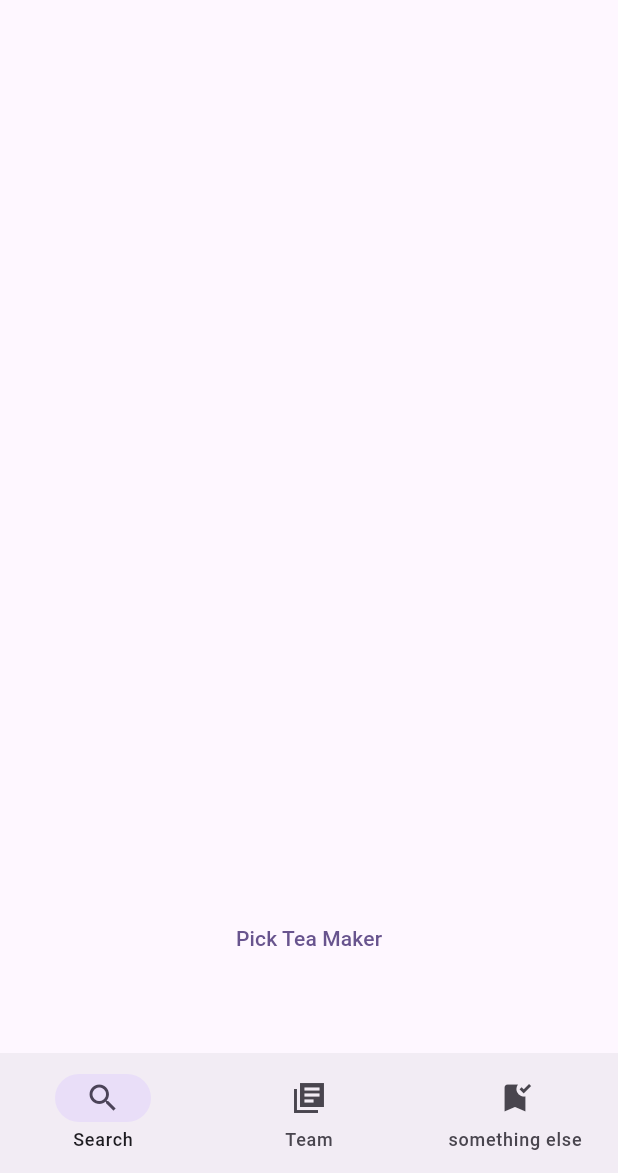
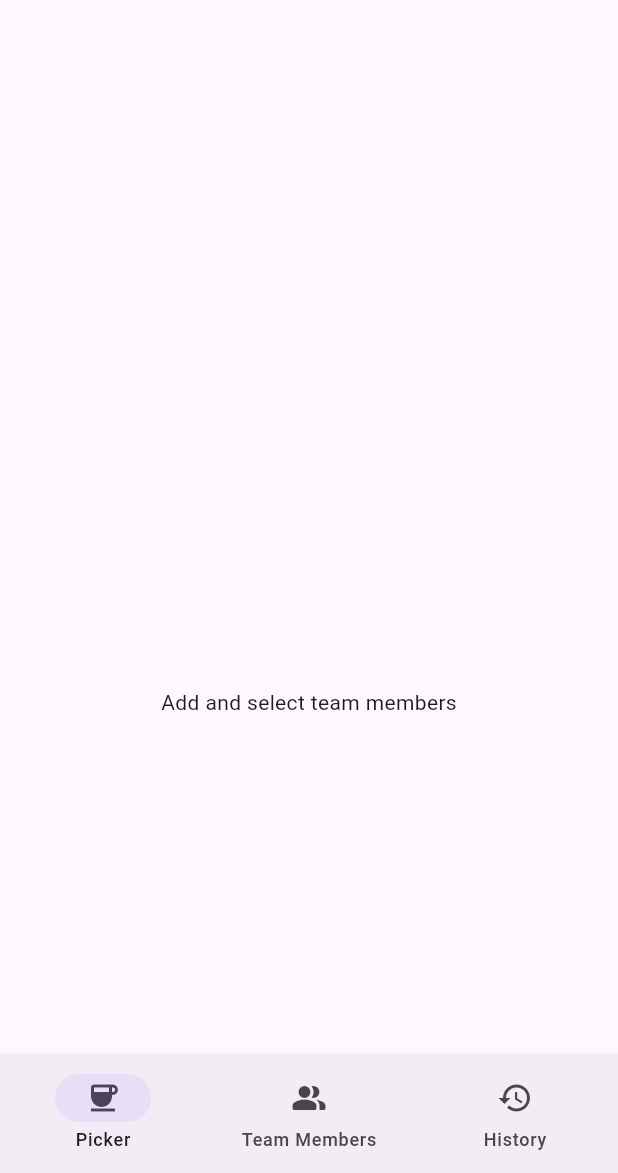
Before and after one commit to OwenL98/Nisien-Tea-Round-Picker-App, a Flutter app: the screen it shows after launch, on a phone screen of 412 x 824 dp, the part 63-1236 px from its top. Run offline on Flutter 3.47's test engine with Material 3 defaults, Android fonts, the phone set to English and light mode, and no system bars.

Commit message:
improve home page

```diff
--- a/lib/main.dart
+++ b/lib/main.dart
@@ -1,11 +1,11 @@
 import 'dart:io';
 import 'package:flutter/material.dart';
-import 'package:nisien_tea_round_picker_app/external/tea_picker/tea_round_picker.dart';
+import 'package:nisien_tea_round_picker_app/common/http_override.dart';
 import 'package:nisien_tea_round_picker_app/routing/navigation_bar.dart';
 
 void main() {
   //Enables localhost to be hit via http from emulator
-  HttpOverrides.global = MyHttpOverrides();
+  HttpOverrides.global = HttpOverride();
 
   runApp(const MyApp());
 }
--- a/lib/pages/home_page.dart
+++ b/lib/pages/home_page.dart
@@ -2,6 +2,7 @@ import 'package:flutter/material.dart';
 import 'package:nisien_tea_round_picker_app/data/participant_storage.dart';
 import 'package:nisien_tea_round_picker_app/domain/participant.dart';
 import 'package:nisien_tea_round_picker_app/external/tea_picker/tea_round_picker.dart';
+import 'package:nisien_tea_round_picker_app/pages/participant_details_page.dart';
 
 class HomePage extends StatelessWidget {
   const HomePage({super.key});
@@ -17,7 +18,6 @@ class HomePage extends StatelessWidget {
 
 class HomePageBody extends StatefulWidget {
   const HomePageBody({super.key, required this.participantListStorage});
-
   final ParticipantListStorage participantListStorage;
 
   @override
@@ -26,15 +26,14 @@ class HomePageBody extends StatefulWidget {
 
 class _HomePageBodyState extends State<HomePageBody> {
   List<Participant> participantList = [];
-
-  var nameList = <String>[];
-  var selectedName = '';
+  var selectedParticipantsList = <String>[];
+  var randomlySelectedParticipant = '';
 
   void selectRandomParticipant() async {
-    var name = await participantSelector(nameList);
+    var name = await participantSelector(selectedParticipantsList);
 
     setState(() {
-      selectedName = name;
+      randomlySelectedParticipant = name;
     });
   }
 
@@ -72,7 +71,7 @@ class _HomePageBodyState extends State<HomePageBody> {
         crossAxisAlignment: CrossAxisAlignment.center,
         children: [
           Expanded(
-            flex: 5,
+            flex: 1,
             child: Visibility(
               visible: participantList.isNotEmpty,
               child: ListView.builder(
@@ -85,31 +84,55 @@ class _HomePageBodyState extends State<HomePageBody> {
                   return ListTile(
                     title: Text(participant.name),
                     onTap: () {
-                      nameList.add(participant.name);
+                      if (selectedParticipantsList.contains(participant.name)) {
+                        selectedParticipantsList.remove(participant.name);
+                      } else {
+                        selectedParticipantsList.add(participant.name);
+                      }
                       setState(() {});
                     },
+                    onLongPress:
+                        () => Navigator.push(
+                          context,
+                          MaterialPageRoute(
+                            builder:
+                                (context) => ParticipantDetailsPage(
+                                  participant: participant,
+                                ),
+                          ),
+                        ),
                   );
                 },
               ),
             ),
           ),
           Expanded(
-            child: TextButton(
-              onPressed: () {
-                setState(() {
-                  selectedName = '';
-                });
-                selectRandomParticipant();
-              },
-              child: Text('Pick Tea Maker'),
+            flex: 1,
+            child: Visibility(
+              visible: selectedParticipantsList.isNotEmpty,
+              child: SingleChildScrollView(
+                child: Text('Selected: ${selectedParticipantsList.join(', ')}'),
+              ),
             ),
           ),
-
-          Text(selectedName),
+          Expanded(
+            flex: 1,
+            child:
+                selectedParticipantsList.length > 1
+                    ? TextButton(
+                      onPressed: () {
+                        setState(() {
+                          randomlySelectedParticipant = '';
+                        });
+                        selectRandomParticipant();
+                      },
+                      child: Text('Pick Tea Maker'),
+                    )
+                    : Text('Add and select team members'),
+          ),
+          Text(randomlySelectedParticipant),
         ],
       ),
     );
   }
-}//TODO: enter one name at a time (validation)
-//TODO: display list of names
-//TODO: remove name from list
+}
--- a/lib/routing/navigation_bar.dart
+++ b/lib/routing/navigation_bar.dart
@@ -1,6 +1,7 @@
 import 'package:flutter/material.dart';
 import 'package:nisien_tea_round_picker_app/pages/home_page.dart';
 import 'package:nisien_tea_round_picker_app/pages/participants_page.dart';
+import 'package:nisien_tea_round_picker_app/pages/selected_history_page.dart';
 
 class NavBar extends StatefulWidget {
   const NavBar({super.key});
@@ -23,22 +24,19 @@ class _MyNavBarState extends State<NavBar> {
         },
         selectedIndex: currentPageIndex,
         destinations: <Widget>[
-          NavigationDestination(icon: Icon(Icons.search), label: 'Search'),
+          NavigationDestination(icon: Icon(Icons.coffee), label: 'Picker'),
           NavigationDestination(
-            icon: Icon(Icons.library_books_sharp),
-            label: 'Team',
+            icon: Icon(Icons.people_alt_rounded),
+            label: 'Team Members',
           ),
-          NavigationDestination(
-            icon: Icon(Icons.bookmark_added),
-            label: 'something else',
-          ),
+          NavigationDestination(icon: Icon(Icons.history), label: 'History'),
         ],
       ),
       body:
           <Widget>[
             HomePage(),
             ParticipantsPage(),
-            Placeholder(),
+            SelectedHistoryPage(),
           ][currentPageIndex],
     );
   }
```
Also changed, not shown: lib/common/http_override.dart (added, +11 -0 lines), lib/external/tea_picker/tea_round_picker.dart (+0 -11 lines), lib/pages/participant_details_page.dart (+129 -5 lines), lib/pages/participants_page.dart (+12 -4 lines), lib/pages/selected_history_page.dart (added, +34 -0 lines).
